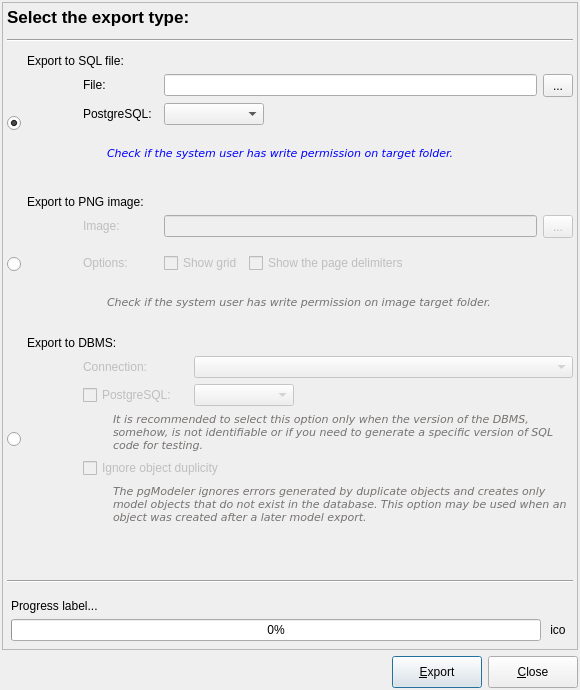
Qt form libpgmodeler_ui/ui/modelexportform.ui (pgmodeler/pgmodeler) before a commit.
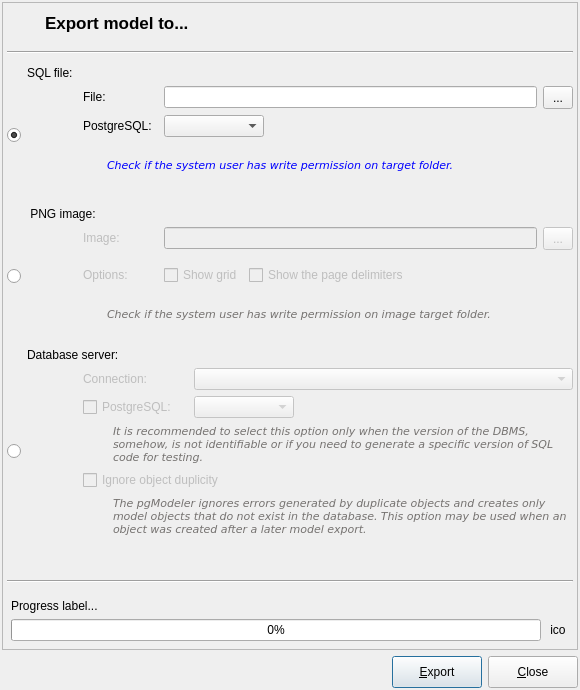
The same form after that commit. Icons and pictures are not drawn.

Commit message: Minor adjustments on ModelExportForm and DatabaseImportForm

The edit to the form file:
```diff
--- a/libpgmodeler_ui/ui/modelexportform.ui
+++ b/libpgmodeler_ui/ui/modelexportform.ui
@@ -81,7 +81,7 @@
       <property name="bottomMargin">
        <number>4</number>
       </property>
-      <item row="0" column="0">
+      <item row="0" column="1">
        <widget class="QLabel" name="title_lbl">
         <property name="sizePolicy">
          <sizepolicy hsizetype="Preferred" vsizetype="Fixed">
@@ -97,11 +97,39 @@
          </font>
         </property>
         <property name="text">
-         <string>Select the export type:</string>
+         <string>Export model to...</string>
         </property>
        </widget>
       </item>
-      <item row="1" column="0">
+      <item row="0" column="0">
+       <widget class="QLabel" name="label_2">
+        <property name="sizePolicy">
+         <sizepolicy hsizetype="Fixed" vsizetype="Fixed">
+          <horstretch>0</horstretch>
+          <verstretch>0</verstretch>
+         </sizepolicy>
+        </property>
+        <property name="minimumSize">
+         <size>
+          <width>32</width>
+          <height>32</height>
+         </size>
+        </property>
+        <property name="maximumSize">
+         <size>
+          <width>32</width>
+          <height>32</height>
+         </size>
+        </property>
+        <property name="text">
+         <string/>
+        </property>
+        <property name="pixmap">
+         <pixmap resource="../res/resources.qrc">:/icones/icones/exportar.png</pixmap>
+        </property>
+       </widget>
+      </item>
+      <item row="1" column="0" colspan="2">
        <widget class="QFrame" name="ln1_frm">
         <property name="minimumSize">
          <size>
@@ -117,276 +145,7 @@
         </property>
        </widget>
       </item>
-      <item row="2" column="0">
-       <layout class="QGridLayout" name="gridLayout_2">
-        <property name="bottomMargin">
-         <number>15</number>
-        </property>
-        <item row="0" column="1" colspan="3">
-         <widget class="QLabel" name="export_to_file_lbl">
-          <property name="text">
-           <string>Export to SQL file:</string>
-          </property>
-         </widget>
-        </item>
-        <item row="1" column="2">
-         <widget class="QLabel" name="file_lbl">
-          <property name="sizePolicy">
-           <sizepolicy hsizetype="Fixed" vsizetype="Fixed">
-            <horstretch>0</horstretch>
-            <verstretch>0</verstretch>
-           </sizepolicy>
-          </property>
-          <property name="minimumSize">
-           <size>
-            <width>73</width>
-            <height>0</height>
-           </size>
-          </property>
-          <property name="text">
-           <string>File:</string>
-          </property>
-         </widget>
-        </item>
-        <item row="1" column="3">
-         <layout class="QHBoxLayout" name="horizontalLayout_6">
-          <item>
-           <widget class="QLineEdit" name="file_edt">
-            <property name="dragEnabled">
-             <bool>false</bool>
-            </property>
-            <property name="readOnly">
-             <bool>true</bool>
-            </property>
-           </widget>
-          </item>
-          <item>
-           <widget class="QToolButton" name="select_file_tb">
-            <property name="minimumSize">
-             <size>
-              <width>30</width>
-              <height>23</height>
-             </size>
-            </property>
-            <property name="toolTip">
-             <string>Select target file</string>
-            </property>
-            <property name="text">
-             <string>...</string>
-            </property>
-            <property name="icon">
-             <iconset resource="../res/resources.qrc">
-              <normaloff>:/icones/icones/abrir.png</normaloff>:/icones/icones/abrir.png</iconset>
-            </property>
-            <property name="iconSize">
-             <size>
-              <width>16</width>
-              <height>16</height>
-             </size>
-            </property>
-           </widget>
-          </item>
-         </layout>
-        </item>
-        <item row="1" column="1" rowspan="3">
-         <widget class="QLabel" name="model_sql_lbl">
-          <property name="sizePolicy">
-           <sizepolicy hsizetype="Fixed" vsizetype="Fixed">
-            <horstretch>0</horstretch>
-            <verstretch>0</verstretch>
-           </sizepolicy>
-          </property>
-          <property name="minimumSize">
-           <size>
-            <width>50</width>
-            <height>100</height>
-           </size>
-          </property>
-          <property name="maximumSize">
-           <size>
-            <width>50</width>
-            <height>100</height>
-           </size>
-          </property>
-          <property name="text">
-           <string/>
-          </property>
-          <property name="pixmap">
-           <pixmap resource="../res/resources.qrc">:/imagens/imagens/model2sql.png</pixmap>
-          </property>
-         </widget>
-        </item>
-        <item row="2" column="2">
-         <widget class="QLabel" name="pgsql_lbl">
-          <property name="sizePolicy">
-           <sizepolicy hsizetype="Fixed" vsizetype="Fixed">
-            <horstretch>0</horstretch>
-            <verstretch>0</verstretch>
-           </sizepolicy>
-          </property>
-          <property name="minimumSize">
-           <size>
-            <width>75</width>
-            <height>0</height>
-           </size>
-          </property>
-          <property name="maximumSize">
-           <size>
-            <width>65</width>
-            <height>16777215</height>
-           </size>
-          </property>
-          <property name="font">
-           <font>
-            <italic>false</italic>
-           </font>
-          </property>
-          <property name="text">
-           <string>PostgreSQL:</string>
-          </property>
-         </widget>
-        </item>
-        <item row="2" column="3">
-         <layout class="QHBoxLayout" name="horizontalLayout_5">
-          <item>
-           <widget class="QComboBox" name="pgsqlvers_cmb">
-            <property name="enabled">
-             <bool>true</bool>
-            </property>
-            <property name="minimumSize">
-             <size>
-              <width>100</width>
-              <height>0</height>
-             </size>
-            </property>
-            <property name="maximumSize">
-             <size>
-              <width>100</width>
-              <height>16777215</height>
-             </size>
-            </property>
-            <property name="toolTip">
-             <string>PostgreSQL version in which the SQL code should be generated</string>
-            </property>
-            <property name="insertPolicy">
-             <enum>QComboBox::InsertAtBottom</enum>
-            </property>
-           </widget>
-          </item>
-          <item>
-           <spacer name="horizontalSpacer">
-            <property name="orientation">
-             <enum>Qt::Horizontal</enum>
-            </property>
-            <property name="sizeHint" stdset="0">
-             <size>
-              <width>158</width>
-              <height>20</height>
-             </size>
-            </property>
-           </spacer>
-          </item>
-         </layout>
-        </item>
-        <item row="1" column="0" rowspan="3">
-         <widget class="QRadioButton" name="export_to_file_rb">
-          <property name="sizePolicy">
-           <sizepolicy hsizetype="Fixed" vsizetype="Fixed">
-            <horstretch>0</horstretch>
-            <verstretch>0</verstretch>
-           </sizepolicy>
-          </property>
-          <property name="text">
-           <string/>
-          </property>
-          <property name="checked">
-           <bool>true</bool>
-          </property>
-         </widget>
-        </item>
-        <item row="3" column="2" colspan="2">
-         <layout class="QHBoxLayout" name="horizontalLayout_4">
-          <item>
-           <spacer name="horizontalSpacer_5">
-            <property name="orientation">
-             <enum>Qt::Horizontal</enum>
-            </property>
-            <property name="sizeType">
-             <enum>QSizePolicy::Fixed</enum>
-            </property>
-            <property name="sizeHint" stdset="0">
-             <size>
-              <width>24</width>
-              <height>26</height>
-             </size>
-            </property>
-           </spacer>
-          </item>
-          <item>
-           <widget class="QLabel" name="hint_lbl">
-            <property name="enabled">
-             <bool>true</bool>
-            </property>
-            <property name="palette">
-             <palette>
-              <active>
-               <colorrole role="WindowText">
-                <brush brushstyle="SolidPattern">
-                 <color alpha="255">
-                  <red>0</red>
-                  <green>0</green>
-                  <blue>255</blue>
-                 </color>
-                </brush>
-               </colorrole>
-              </active>
-              <inactive>
-               <colorrole role="WindowText">
-                <brush brushstyle="SolidPattern">
-                 <color alpha="255">
-                  <red>0</red>
-                  <green>0</green>
-                  <blue>255</blue>
-                 </color>
-                </brush>
-               </colorrole>
-              </inactive>
-              <disabled>
-               <colorrole role="WindowText">
-                <brush brushstyle="SolidPattern">
-                 <color alpha="255">
-                  <red>117</red>
-                  <green>114</green>
-                  <blue>112</blue>
-                 </color>
-                </brush>
-               </colorrole>
-              </disabled>
-             </palette>
-            </property>
-            <property name="font">
-             <font>
-              <family>DejaVu Sans</family>
-              <pointsize>8</pointsize>
-              <italic>true</italic>
-             </font>
-            </property>
-            <property name="text">
-             <string>Check if the system user has write permission on target folder.</string>
-            </property>
-            <property name="textFormat">
-             <enum>Qt::PlainText</enum>
-            </property>
-            <property name="wordWrap">
-             <bool>true</bool>
-            </property>
-           </widget>
-          </item>
-         </layout>
-        </item>
-       </layout>
-      </item>
-      <item row="3" column="0">
+      <item row="3" column="0" colspan="2">
        <layout class="QGridLayout" name="gridLayout_3">
         <property name="bottomMargin">
          <number>15</number>
@@ -394,7 +153,7 @@
         <item row="0" column="1" colspan="3">
          <widget class="QLabel" name="export_to_img_lbl">
           <property name="text">
-           <string>Export to PNG image:</string>
+           <string> PNG image:</string>
           </property>
          </widget>
         </item>
@@ -664,7 +423,276 @@
         </item>
        </layout>
       </item>
-      <item row="4" column="0">
+      <item row="2" column="0" colspan="2">
+       <layout class="QGridLayout" name="gridLayout_2">
+        <property name="bottomMargin">
+         <number>15</number>
+        </property>
+        <item row="0" column="1" colspan="3">
+         <widget class="QLabel" name="export_to_file_lbl">
+          <property name="text">
+           <string>SQL file:</string>
+          </property>
+         </widget>
+        </item>
+        <item row="1" column="2">
+         <widget class="QLabel" name="file_lbl">
+          <property name="sizePolicy">
+           <sizepolicy hsizetype="Fixed" vsizetype="Fixed">
+            <horstretch>0</horstretch>
+            <verstretch>0</verstretch>
+           </sizepolicy>
+          </property>
+          <property name="minimumSize">
+           <size>
+            <width>73</width>
+            <height>0</height>
+           </size>
+          </property>
+          <property name="text">
+           <string>File:</string>
+          </property>
+         </widget>
+        </item>
+        <item row="1" column="3">
+         <layout class="QHBoxLayout" name="horizontalLayout_6">
+          <item>
+           <widget class="QLineEdit" name="file_edt">
+            <property name="dragEnabled">
+             <bool>false</bool>
+            </property>
+            <property name="readOnly">
+             <bool>true</bool>
+            </property>
+           </widget>
+          </item>
+          <item>
+           <widget class="QToolButton" name="select_file_tb">
+            <property name="minimumSize">
+             <size>
+              <width>30</width>
+              <height>23</height>
+             </size>
+            </property>
+            <property name="toolTip">
+             <string>Select target file</string>
+            </property>
+            <property name="text">
+             <string>...</string>
+            </property>
+            <property name="icon">
+             <iconset resource="../res/resources.qrc">
+              <normaloff>:/icones/icones/abrir.png</normaloff>:/icones/icones/abrir.png</iconset>
+            </property>
+            <property name="iconSize">
+             <size>
+              <width>16</width>
+              <height>16</height>
+             </size>
+            </property>
+           </widget>
+          </item>
+         </layout>
+        </item>
+        <item row="1" column="1" rowspan="3">
+         <widget class="QLabel" name="model_sql_lbl">
+          <property name="sizePolicy">
+           <sizepolicy hsizetype="Fixed" vsizetype="Fixed">
+            <horstretch>0</horstretch>
+            <verstretch>0</verstretch>
+           </sizepolicy>
+          </property>
+          <property name="minimumSize">
+           <size>
+            <width>50</width>
+            <height>100</height>
+           </size>
+          </property>
+          <property name="maximumSize">
+           <size>
+            <width>50</width>
+            <height>100</height>
+           </size>
+          </property>
+          <property name="text">
+           <string/>
+          </property>
+          <property name="pixmap">
+           <pixmap resource="../res/resources.qrc">:/imagens/imagens/model2sql.png</pixmap>
+          </property>
+         </widget>
+        </item>
+        <item row="2" column="2">
+         <widget class="QLabel" name="pgsql_lbl">
+          <property name="sizePolicy">
+           <sizepolicy hsizetype="Fixed" vsizetype="Fixed">
+            <horstretch>0</horstretch>
+            <verstretch>0</verstretch>
+           </sizepolicy>
+          </property>
+          <property name="minimumSize">
+           <size>
+            <width>75</width>
+            <height>0</height>
+           </size>
+          </property>
+          <property name="maximumSize">
+           <size>
+            <width>65</width>
+            <height>16777215</height>
+           </size>
+          </property>
+          <property name="font">
+           <font>
+            <italic>false</italic>
+           </font>
+          </property>
+          <property name="text">
+           <string>PostgreSQL:</string>
+          </property>
+         </widget>
+        </item>
+        <item row="2" column="3">
+         <layout class="QHBoxLayout" name="horizontalLayout_5">
+          <item>
+           <widget class="QComboBox" name="pgsqlvers_cmb">
+            <property name="enabled">
+             <bool>true</bool>
+            </property>
+            <property name="minimumSize">
+             <size>
+              <width>100</width>
+              <height>0</height>
+             </size>
+            </property>
+            <property name="maximumSize">
+             <size>
+              <width>100</width>
+              <height>16777215</height>
+             </size>
+            </property>
+            <property name="toolTip">
+             <string>PostgreSQL version in which the SQL code should be generated</string>
+            </property>
+            <property name="insertPolicy">
+             <enum>QComboBox::InsertAtBottom</enum>
+            </property>
+           </widget>
+          </item>
+          <item>
+           <spacer name="horizontalSpacer">
+            <property name="orientation">
+             <enum>Qt::Horizontal</enum>
+            </property>
+            <property name="sizeHint" stdset="0">
+             <size>
+              <width>158</width>
+              <height>20</height>
+             </size>
+            </property>
+           </spacer>
+          </item>
+         </layout>
+        </item>
+        <item row="1" column="0" rowspan="3">
+         <widget class="QRadioButton" name="export_to_file_rb">
+          <property name="sizePolicy">
+           <sizepolicy hsizetype="Fixed" vsizetype="Fixed">
+            <horstretch>0</horstretch>
+            <verstretch>0</verstretch>
+           </sizepolicy>
+          </property>
+          <property name="text">
+           <string/>
+          </property>
+          <property name="checked">
+           <bool>true</bool>
+          </property>
+         </widget>
+        </item>
+        <item row="3" column="2" colspan="2">
+         <layout class="QHBoxLayout" name="horizontalLayout_4">
+          <item>
+           <spacer name="horizontalSpacer_5">
+            <property name="orientation">
+             <enum>Qt::Horizontal</enum>
+            </property>
+            <property name="sizeType">
+             <enum>QSizePolicy::Fixed</enum>
+            </property>
+            <property name="sizeHint" stdset="0">
+             <size>
+              <width>24</width>
+              <height>26</height>
+             </size>
+            </property>
+           </spacer>
+          </item>
+          <item>
+           <widget class="QLabel" name="hint_lbl">
+            <property name="enabled">
+             <bool>true</bool>
+            </property>
+            <property name="palette">
+             <palette>
+              <active>
+               <colorrole role="WindowText">
+                <brush brushstyle="SolidPattern">
+                 <color alpha="255">
+                  <red>0</red>
+                  <green>0</green>
+                  <blue>255</blue>
+                 </color>
+                </brush>
+               </colorrole>
+              </active>
+              <inactive>
+               <colorrole role="WindowText">
+                <brush brushstyle="SolidPattern">
+                 <color alpha="255">
+                  <red>0</red>
+                  <green>0</green>
+                  <blue>255</blue>
+                 </color>
+                </brush>
+               </colorrole>
+              </inactive>
+              <disabled>
+               <colorrole role="WindowText">
+                <brush brushstyle="SolidPattern">
+                 <color alpha="255">
+                  <red>117</red>
+                  <green>114</green>
+                  <blue>112</blue>
+                 </color>
+                </brush>
+               </colorrole>
+              </disabled>
+             </palette>
+            </property>
+            <property name="font">
+             <font>
+              <family>DejaVu Sans</family>
+              <pointsize>8</pointsize>
+              <italic>true</italic>
+             </font>
+            </property>
+            <property name="text">
+             <string>Check if the system user has write permission on target folder.</string>
+            </property>
+            <property name="textFormat">
+             <enum>Qt::PlainText</enum>
+            </property>
+            <property name="wordWrap">
+             <bool>true</bool>
+            </property>
+           </widget>
+          </item>
+         </layout>
+        </item>
+       </layout>
+      </item>
+      <item row="4" column="0" colspan="2">
        <layout class="QGridLayout" name="gridLayout">
         <item row="1" column="2" colspan="2">
          <widget class="QLabel" name="connections_lbl">
@@ -1014,13 +1042,13 @@
            </font>
           </property>
           <property name="text">
-           <string>Export to DBMS:</string>
+           <string>Database server:</string>
           </property>
          </widget>
         </item>
        </layout>
       </item>
-      <item row="6" column="0">
+      <item row="6" column="0" colspan="2">
        <widget class="QFrame" name="ln2_frm">
         <property name="minimumSize">
          <size>
@@ -1036,7 +1064,7 @@
         </property>
        </widget>
       </item>
-      <item row="7" column="0">
+      <item row="7" column="0" colspan="2">
        <layout class="QGridLayout" name="gridLayout_4">
         <property name="leftMargin">
          <number>4</number>
@@ -1103,7 +1131,7 @@
         </item>
        </layout>
       </item>
-      <item row="5" column="0">
+      <item row="5" column="0" colspan="2">
        <spacer name="verticalSpacer_2">
         <property name="orientation">
          <enum>Qt::Vertical</enum>
```
The commit also changes 1 other file.
